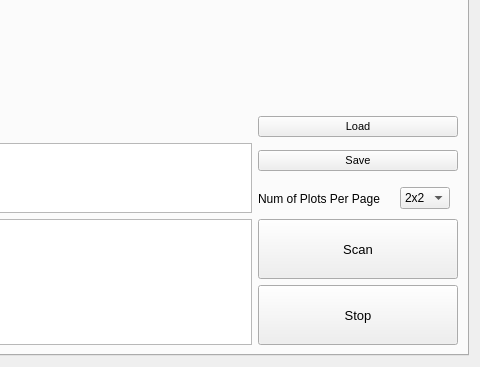
The window that core/ui/scan.ui (lictailer/zmeter) describes before a commit, drawn with Qt 5; both pictures show x 720 to 1200 and y 308 to 675 of the 1200 by 675 pixel window.
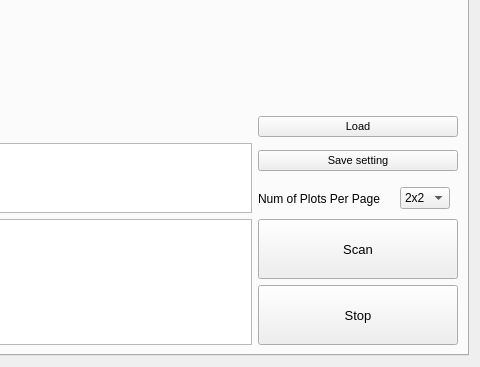
The same window after the commit. The open tabs and pages were chosen to show the change.

Commit message:
Add Save setting and load scan setting files
Save setting replaces the scan window's Save button. It writes the scan
JSON schema with empty data and log to scan_setting_<name>.json in the
data folder. Load treats a file without data as a setting. Getters and
manual-set channels missing from the catalog are marked unresolved.

Claude-Session: https://claude.ai/code/session_01DVzQJmYM5afsqjaW1AdjjQ

The edit to the form file:
```diff
--- a/core/ui/scan.ui
+++ b/core/ui/scan.ui
@@ -128,7 +128,7 @@
             </font>
            </property>
            <property name="text">
-            <string>Save</string>
+            <string>Save setting</string>
            </property>
           </widget>
          </item>
```
Left out of the diff: 2 changed lines with no effect on the pictures. The commit also changes 6 other files.
